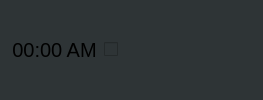
Before: the Qt Designer form Lab2/alarmlistitem.ui in JustTaya/uniProjects_secondYear, drawn with Qt 5.
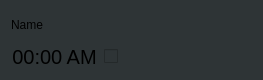
After: the same form once the commit is applied. Icons and pictures are not drawn.

```diff
--- a/Lab2/alarmlistitem.ui
+++ b/Lab2/alarmlistitem.ui
@@ -7,7 +7,7 @@
     <x>0</x>
     <y>0</y>
     <width>263</width>
-    <height>100</height>
+    <height>80</height>
    </rect>
   </property>
   <property name="windowTitle">
@@ -77,9 +77,23 @@
 image: url(:/switch_turn_on.svg);
 }</string>
   </property>
-  <layout class="QHBoxLayout" name="horizontalLayout">
-   <item>
-    <widget class="QLabel" name="label">
+  <layout class="QGridLayout" name="gridLayout">
+   <item row="1" column="2">
+    <widget class="QPushButton" name="deleteButton">
+     <property name="text">
+      <string/>
+     </property>
+    </widget>
+   </item>
+   <item row="1" column="3">
+    <widget class="QPushButton" name="editButton">
+     <property name="text">
+      <string/>
+     </property>
+    </widget>
+   </item>
+   <item row="1" column="0">
+    <widget class="QLabel" name="time_Label">
      <property name="styleSheet">
       <string notr="true">font-size:20px;</string>
      </property>
@@ -91,24 +105,17 @@
      </property>
     </widget>
    </item>
-   <item>
+   <item row="1" column="1">
     <widget class="QCheckBox" name="checkBox">
      <property name="text">
       <string/>
      </property>
     </widget>
    </item>
-   <item>
-    <widget class="QPushButton" name="deleteButton">
+   <item row="0" column="0">
+    <widget class="QLabel" name="Name_label">
      <property name="text">
-      <string/>
-     </property>
-    </widget>
-   </item>
-   <item>
-    <widget class="QPushButton" name="editButton">
-     <property name="text">
-      <string/>
+      <string>Name</string>
      </property>
     </widget>
    </item>
```
